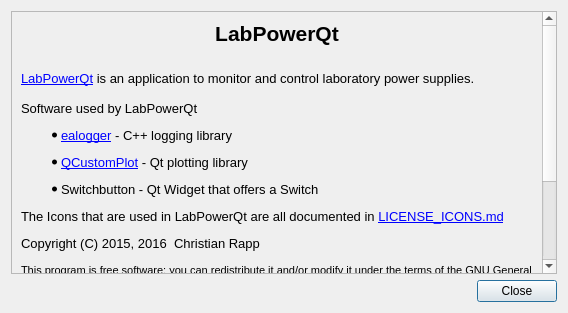
crapp/labpowerqt, file forms/aboutme.ui: the form before one commit.
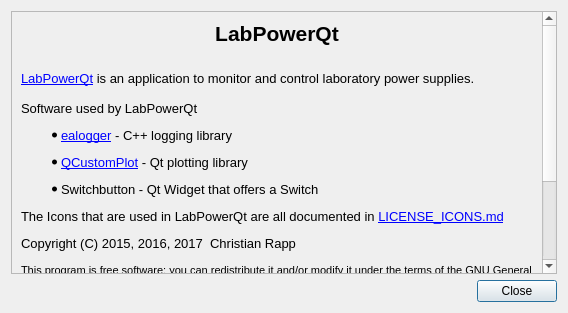
The form after the commit.

```diff
--- a/forms/aboutme.ui
+++ b/forms/aboutme.ui
@@ -34,7 +34,7 @@
        <rect>
         <x>0</x>
         <y>0</y>
-        <width>533</width>
+        <width>534</width>
         <height>406</height>
        </rect>
       </property>
@@ -58,7 +58,7 @@
 &lt;li style=&quot; margin-top:12px; margin-bottom:12px; margin-left:0px; margin-right:0px; -qt-block-indent:0; text-indent:0px;&quot;&gt;&lt;a href=&quot;http://www.qcustomplot.com/&quot;&gt;&lt;span style=&quot; text-decoration: underline; color:#0000ff;&quot;&gt;QCustomPlot&lt;/span&gt;&lt;/a&gt; - Qt plotting library &lt;/li&gt;
 &lt;li style=&quot; margin-top:12px; margin-bottom:12px; margin-left:0px; margin-right:0px; -qt-block-indent:0; text-indent:0px;&quot;&gt;Switchbutton - Qt Widget that offers a Switch &lt;/li&gt;&lt;/ul&gt;
 &lt;p style=&quot; margin-top:12px; margin-bottom:12px; margin-left:0px; margin-right:0px; -qt-block-indent:0; text-indent:0px;&quot;&gt;The Icons that are used in LabPowerQt are all documented in &lt;a href=&quot;https://github.com/crapp/labpowerqt/blob/master/LICENSE_ICON.md&quot;&gt;&lt;span style=&quot; text-decoration: underline; color:#0000ff;&quot;&gt;LICENSE_ICONS.md&lt;/span&gt;&lt;/a&gt;&lt;/p&gt;
-&lt;p style=&quot; margin-top:0px; margin-bottom:0px; margin-left:0px; margin-right:0px; -qt-block-indent:0; text-indent:0px;&quot;&gt;Copyright (C) 2015, 2016  Christian Rapp&lt;/p&gt;
+&lt;p style=&quot; margin-top:0px; margin-bottom:0px; margin-left:0px; margin-right:0px; -qt-block-indent:0; text-indent:0px;&quot;&gt;Copyright (C) 2015, 2016, 2017  Christian Rapp&lt;/p&gt;
 &lt;p style=&quot;-qt-paragraph-type:empty; margin-top:0px; margin-bottom:0px; margin-left:0px; margin-right:0px; -qt-block-indent:0; text-indent:0px; font-size:8pt;&quot;&gt;&lt;br /&gt;&lt;/p&gt;
 &lt;p style=&quot; margin-top:0px; margin-bottom:0px; margin-left:0px; margin-right:0px; -qt-block-indent:0; text-indent:0px;&quot;&gt;&lt;span style=&quot; font-size:8pt;&quot;&gt;This program is free software: you can redistribute it and/or modify it under the terms of the GNU General Public License as published by the Free Software Foundation, either version 3 of the License, or (at your option) any later version.&lt;/span&gt;&lt;/p&gt;
 &lt;p style=&quot;-qt-paragraph-type:empty; margin-top:0px; margin-bottom:0px; margin-left:0px; margin-right:0px; -qt-block-indent:0; text-indent:0px; font-size:8pt;&quot;&gt;&lt;br /&gt;&lt;/p&gt;
```
